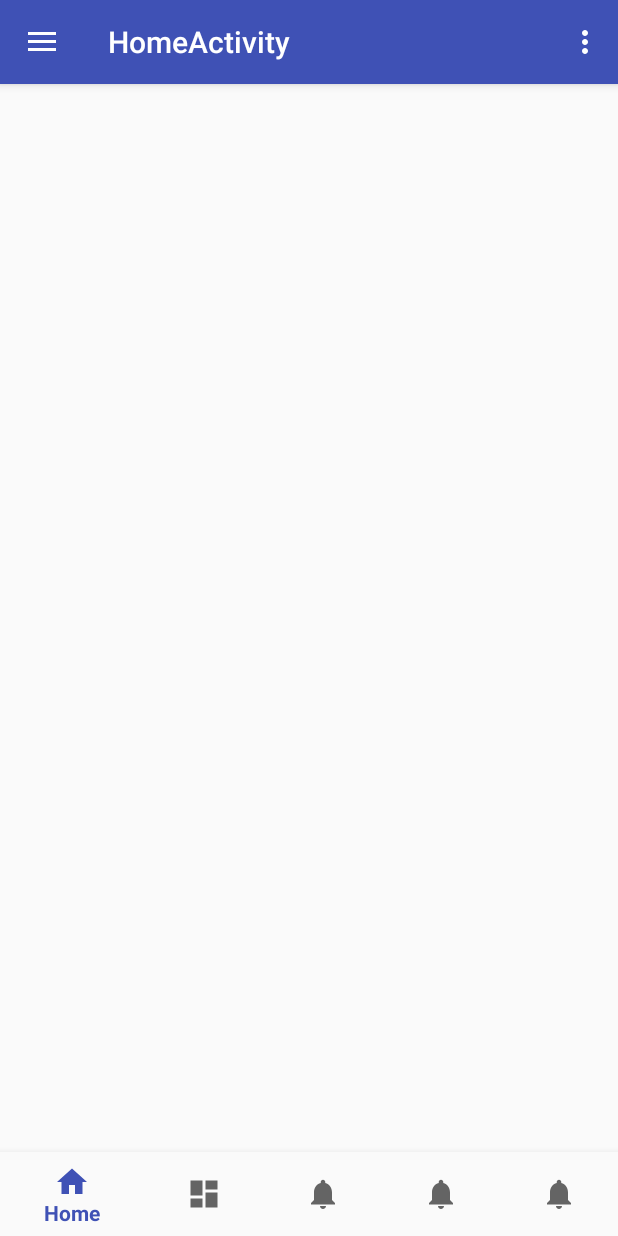
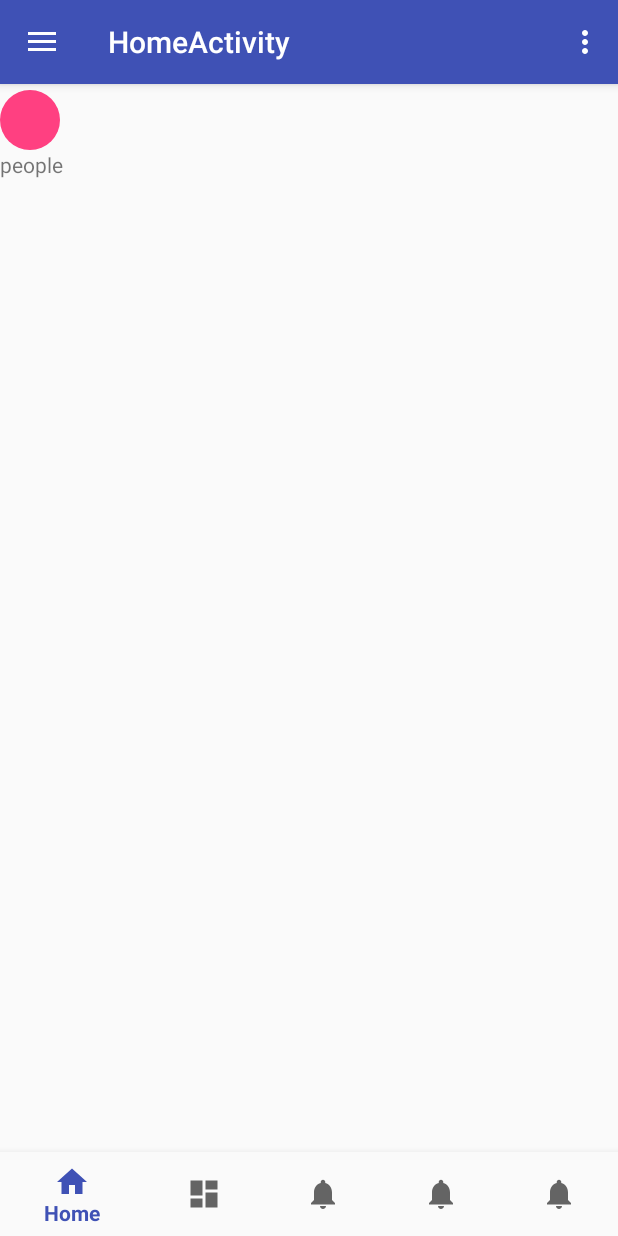
Before and after one commit to ShridharGoel/ChazeAndroid, an Android app: the screen it shows after launch (HomeActivity), on a phone screen of 412 x 824 dp. Run offline under Robolectric (Android 15) with nearby library versions, the phone set to English and light mode, and no system bars; our stand-ins replace CircleImageView, Dagger/Hilt's generated code, Timber; libraries missing offline, so code that uses them is left out: com.squareup.leakcanary; 3 statements that could not run were skipped.

Commit message:
fragment and firebase

```diff
--- a/app/build.gradle
+++ b/app/build.gradle
@@ -34,6 +34,7 @@ dependencies {
     implementation 'com.android.support:design:28.0.0'
     implementation 'com.android.support:support-vector-drawable:28.0.0'
     implementation 'com.android.support:support-v4:28.0.0'
+    implementation 'com.google.firebase:firebase-database:11.8.0'
     testImplementation 'junit:junit:4.12'
     androidTestImplementation 'com.android.support.test:runner:1.0.2'
     androidTestImplementation 'com.android.support.test.espresso:espresso-core:3.0.2'
@@ -69,8 +70,13 @@ dependencies {
 
     implementation 'com.jakewharton.timber:timber:4.7.1'
 
+    //circularImageView
+    implementation 'de.hdodenhof:circleimageview:2.2.0'
+
     debugImplementation 'com.squareup.leakcanary:leakcanary-android:1.6.1'
     releaseImplementation 'com.squareup.leakcanary:leakcanary-android-no-op:1.6.1'
 
 
 }
+
+apply plugin: 'com.google.gms.google-services'
--- a/app/src/main/java/com/mission/chaze/chaze/HomeActivity.java
+++ b/app/src/main/java/com/mission/chaze/chaze/HomeActivity.java
@@ -1,5 +1,6 @@
 package com.mission.chaze.chaze;
 
+import android.content.Intent;
 import android.os.Bundle;
 import android.support.annotation.NonNull;
 import android.support.design.widget.BottomNavigationView;
@@ -168,6 +169,7 @@ public class HomeActivity extends AppCompatActivity
         adapter.addFragment(ecomerce);
         adapter.addFragment(food);
         adapter.addFragment(home);
+        adapter.addFragment(localsearch);
         adapter.addFragment(more_object);
         viewPager.setAdapter(adapter);
     }
@@ -198,6 +200,8 @@ public class HomeActivity extends AppCompatActivity
 
         //noinspection SimplifiableIfStatement
         if (id == R.id.action_settings) {
+            Intent intent=new Intent(HomeActivity.this, PostOrderStatus.class);
+            startActivity(intent);
             return true;
         }
 
--- /dev/null
+++ b/app/src/main/java/com/mission/chaze/chaze/PostOrderStatus.java
@@ -0,0 +1,30 @@
+package com.mission.chaze.chaze;
+
+import android.support.v7.app.AppCompatActivity;
+import android.os.Bundle;
+
+import com.google.firebase.database.DatabaseReference;
+import com.google.firebase.database.FirebaseDatabase;
+
+public class PostOrderStatus extends AppCompatActivity {
+
+    @Override
+    protected void onCreate(Bundle savedInstanceState) {
+        super.onCreate(savedInstanceState);
+        setContentView(R.layout.activity_post_order_status);
+        addDataToFirebase();
+    }
+
+    private void addDataToFirebase() {
+        FirebaseDatabase database = FirebaseDatabase.getInstance();
+        DatabaseReference dRef = database.getReference("orders");
+
+        dRef.child("transactionId").child("orderid").setValue("transactionId");
+        dRef.child("transactionId").child("name").setValue("dummy_name");
+        dRef.child("transactionId").child("email").setValue("dummy_email");
+        dRef.child("transactionId").child("mobile").setValue("dummy_phoneno.");
+        dRef.child("transactionId").child("address").setValue("dummy_address");
+        dRef.child("transactionId").child("restaurant").setValue("dummy_restaurant");
+        dRef.child("transactionId").child("summary").setValue("dummmy_summary");
+    }
+}
--- /dev/null
+++ b/app/src/main/java/com/mission/chaze/chaze/adapters/ecomerceCategoryAdapter.java
@@ -0,0 +1,57 @@
+package com.mission.chaze.chaze.adapters;
+
+import android.content.Context;
+import android.support.annotation.NonNull;
+import android.support.v7.widget.RecyclerView;
+import android.view.LayoutInflater;
+import android.view.View;
+import android.view.ViewGroup;
+import android.widget.ImageView;
+import android.widget.TextView;
+
+import com.mission.chaze.chaze.R;
+import com.mission.chaze.chaze.models.ecomerceCategory;
+
+import java.util.List;
+
+public class ecomerceCategoryAdapter extends RecyclerView.Adapter<ecomerceCategoryAdapter.ViewHolder>{
+    Context context;
+    List<ecomerceCategory> categoryList;
+
+    public ecomerceCategoryAdapter(Context context, List<ecomerceCategory> categoryList) {
+        this.context = context;
+        this.categoryList = categoryList;
+    }
+
+    @NonNull
+    @Override
+    public ViewHolder onCreateViewHolder(@NonNull ViewGroup viewGroup, int i) {
+        View itemView = LayoutInflater.from(viewGroup.getContext())
+                .inflate(R.layout.category_srollview, viewGroup, false);
+
+        return new ViewHolder(itemView);
+    }
+
+    @Override
+    public void onBindViewHolder(@NonNull ViewHolder viewHolder, int i) {
+        ecomerceCategory item=categoryList.get(i);
+        viewHolder.categoryText.setText(item.getCategory());
+        //viewHolder.imageView.setImageDrawable(item.getImage());
+
+    }
+
+    @Override
+    public int getItemCount() {
+        return categoryList.size();
+    }
+
+    public class ViewHolder extends RecyclerView.ViewHolder{
+        ImageView imageView;
+        TextView categoryText;
+        public ViewHolder(@NonNull View itemView) {
+            super(itemView);
+            imageView=itemView.findViewById(R.id.categoryImage);
+            categoryText=itemView.findViewById(R.id.categoryName);
+        }
+    }
+}
--- a/app/src/main/java/com/mission/chaze/chaze/di/module/NetworkModule.java
+++ b/app/src/main/java/com/mission/chaze/chaze/di/module/NetworkModule.java
@@ -22,7 +22,7 @@ public class NetworkModule {
     @ApplicationScope
     Retrofit getRetrofit(OkHttpClient okHttpClient) {
         return new Retrofit.Builder()
-                .baseUrl("url")
+                .baseUrl("https://google.com")
                 .addConverterFactory(GsonConverterFactory.create())
                 .client(okHttpClient)
                 .build();
--- a/app/src/main/java/com/mission/chaze/chaze/fragments/Ecomerce.java
+++ b/app/src/main/java/com/mission/chaze/chaze/fragments/Ecomerce.java
@@ -3,20 +3,63 @@ package com.mission.chaze.chaze.fragments;
 import android.os.Bundle;
 import android.support.annotation.NonNull;
 import android.support.annotation.Nullable;
+import android.support.design.widget.TabLayout;
 import android.support.v4.app.Fragment;
+import android.support.v4.view.ViewPager;
+import android.support.v7.widget.DefaultItemAnimator;
+import android.support.v7.widget.LinearLayoutManager;
+import android.support.v7.widget.RecyclerView;
 import android.view.LayoutInflater;
 import android.view.View;
 import android.view.ViewGroup;
+import android.widget.LinearLayout;
 
 import com.mission.chaze.chaze.R;
+import com.mission.chaze.chaze.adapters.ecomerceCategoryAdapter;
+import com.mission.chaze.chaze.models.ecomerceCategory;
+
+import java.util.ArrayList;
+import java.util.Collection;
+import java.util.Iterator;
+import java.util.List;
+import java.util.ListIterator;
 
 public class Ecomerce extends Fragment {
+    RecyclerView recyclerView;
+    RecyclerView.LayoutManager mLayoutManager;
+    ecomerceCategoryAdapter adapter;
+    ArrayList<ecomerceCategory> categoryList;
+    ViewPager viewPager;
+    TabLayout tabLayout;
     public Ecomerce() {
     }
 
     @Nullable
     @Override
     public View onCreateView(@NonNull LayoutInflater inflater, @Nullable ViewGroup container, @Nullable Bundle savedInstanceState) {
+
         return inflater.inflate(R.layout.fragment_ecomerce,container,false);
     }
+
+    private void addItemsToAdapter() {
+        categoryList.add(new ecomerceCategory("people","bdbdbdb"));
+    }
+
+    @Override
+    public void onViewCreated(@NonNull View view, @Nullable Bundle savedInstanceState) {
+        super.onViewCreated(view, savedInstanceState);
+        categoryList=new ArrayList<>();
+        addItemsToAdapter();
+        //recyclerView.setItemAnimator(new DefaultItemAnimator());
+        recyclerView=getActivity().findViewById(R.id.ecomerceRecyclerView);
+        mLayoutManager=new LinearLayoutManager(getActivity().getApplicationContext(), LinearLayoutManager.HORIZONTAL,false);
+        adapter=new ecomerceCategoryAdapter(getActivity().getApplicationContext(),categoryList);
+        recyclerView.setAdapter(adapter);
+        recyclerView.setLayoutManager(mLayoutManager);
+
+        viewPager=getActivity().findViewById(R.id.tab_viewpager);
+        tabLayout = (TabLayout) getActivity().findViewById(R.id.tablayout);
+        tabLayout.setupWithViewPager(viewPager);
+
+    }
 }
--- /dev/null
+++ b/app/src/main/java/com/mission/chaze/chaze/models/ecomerceCategory.java
@@ -0,0 +1,37 @@
+package com.mission.chaze.chaze.models;
+
+import android.graphics.Bitmap;
+
+public class ecomerceCategory {
+    String category;
+    String image;
+
+    public ecomerceCategory(String category, String image) {
+        this.category = category;
+        this.image = image;
+    }
+
+    public String getCategory() {
+        return category;
+    }
+
+    public void setCategory(String category) {
+        this.category = category;
+    }
+
+    public String getImage() {
+        return image;
+    }
+
+    public void setImage(String image) {
+        this.image = image;
+    }
+
+    @Override
+    public String toString() {
+        return "ecomerceCategory{" +
+                "category='" + category + '\'' +
+                ", image='" + image + '\'' +
+                '}';
+    }
+}
--- a/app/src/main/java/com/mission/chaze/chaze/repository/network/ECommerceAPIService.java
+++ b/app/src/main/java/com/mission/chaze/chaze/repository/network/ECommerceAPIService.java
@@ -8,4 +8,6 @@ package com.mission.chaze.chaze.repository.network;
  */
 
 public interface ECommerceAPIService {
+
+
 }
--- a/app/src/main/java/com/mission/chaze/chaze/screens/Homepage/HomeActivity.java
+++ b/app/src/main/java/com/mission/chaze/chaze/screens/Homepage/HomeActivity.java
@@ -14,12 +14,12 @@ import io.reactivex.Observable;
 
 public class HomeActivity extends BaseActivity {
 
-    @Inject
+    /*@Inject
     SessionManager sessionManager;
 
     @Inject
     CartManager mCartManager;
-
+*/
     @Override
     protected void onCreate(Bundle savedInstanceState) {
         super.onCreate(savedInstanceState);
--- /dev/null
+++ b/app/src/main/res/layout/activity_post_order_status.xml
@@ -0,0 +1,9 @@
+<?xml version="1.0" encoding="utf-8"?>
+<android.support.constraint.ConstraintLayout xmlns:android="http://schemas.android.com/apk/res/android"
+    xmlns:app="http://schemas.android.com/apk/res-auto"
+    xmlns:tools="http://schemas.android.com/tools"
+    android:layout_width="match_parent"
+    android:layout_height="match_parent"
+    tools:context=".PostOrderStatus">
+
+</android.support.constraint.ConstraintLayout>
--- /dev/null
+++ b/app/src/main/res/layout/category_srollview.xml
@@ -0,0 +1,22 @@
+<?xml version="1.0" encoding="utf-8"?>
+<LinearLayout xmlns:android="http://schemas.android.com/apk/res/android"
+    xmlns:tools="http://schemas.android.com/tools"
+    android:layout_width="wrap_content"
+    android:layout_height="wrap_content"
+    android:orientation="vertical"
+    xmlns:app="http://schemas.android.com/apk/res-auto">
+
+    <de.hdodenhof.circleimageview.CircleImageView
+        android:layout_width="40dp"
+        android:layout_height="40dp"
+            android:id="@+id/categoryImage"
+            android:src="@color/colorAccent"
+            tools:ignore="VectorDrawableCompat"/>
+
+    <TextView
+        android:id="@+id/categoryName"
+        android:layout_width="wrap_content"
+        android:layout_height="wrap_content"
+        android:text="category"/>
+
+</LinearLayout>
--- a/app/src/main/res/layout/content_home.xml
+++ b/app/src/main/res/layout/content_home.xml
@@ -7,16 +7,29 @@
     android:layout_height="match_parent"
     tools:context=".BottomNav">
 
-    <TextView
-        android:id="@+id/message"
-        android:layout_width="wrap_content"
-        android:layout_height="wrap_content"
-        android:layout_marginLeft="@dimen/activity_horizontal_margin"
-        android:layout_marginStart="@dimen/activity_horizontal_margin"
-        android:layout_marginTop="@dimen/activity_vertical_margin"
-        android:text="@string/title_home"
-        app:layout_constraintLeft_toLeftOf="parent"
-        app:layout_constraintTop_toTopOf="parent" />
+    <RelativeLayout
+        android:layout_width="match_parent"
+        android:layout_height="match_parent">
+
+        <android.support.design.widget.TabLayout
+            android:id="@+id/tablayout"
+            android:layout_width="match_parent"
+            android:layout_height="wrap_content"
+            android:background="@color/colorPrimary"
+            app:tabGravity="fill"
+            app:tabIndicatorColor="@color/colorAccent"
+            app:tabMode="fixed"
+            app:tabSelectedTextColor="@color/colorAccent"
+            app:tabTextColor="@color/colorPrimary" />
+
+        <android.support.v4.view.ViewPager
+            android:id="@+id/tab_viewpager"
+            android:layout_width="match_parent"
+            android:layout_height="match_parent"
+            android:layout_below="@+id/tablayout"
+            app:layout_behavior="@string/appbar_scrolling_view_behavior" />
+
+    </RelativeLayout>
 
     <android.support.design.widget.BottomNavigationView
         android:id="@+id/navigation"
--- a/app/src/main/res/layout/fragment_ecomerce.xml
+++ b/app/src/main/res/layout/fragment_ecomerce.xml
@@ -3,4 +3,11 @@
     android:layout_width="match_parent"
     android:layout_height="match_parent">
 
+    <android.support.v7.widget.RecyclerView
+        android:id="@+id/ecomerceRecyclerView"
+        android:paddingTop="60dp"
+        android:layout_width="wrap_content"
+        android:layout_height="wrap_content"
+        android:orientation="horizontal"/>
+
 </LinearLayout>
--- a/build.gradle
+++ b/build.gradle
@@ -12,6 +12,7 @@ buildscript {
 
         // NOTE: Do not place your application dependencies here; they belong
         // in the individual module build.gradle files
+        classpath 'com.google.gms:google-services:3.1.1'
     }
 }
 
```
Also changed, not shown: app/src/main/AndroidManifest.xml (+7 -3 lines), 1 other file.
